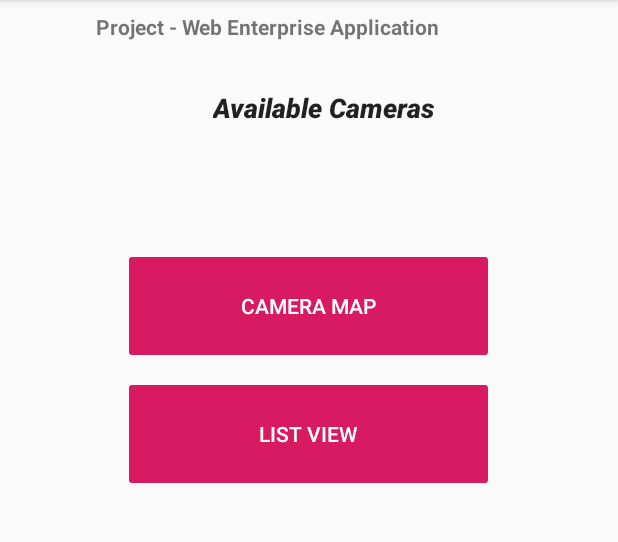
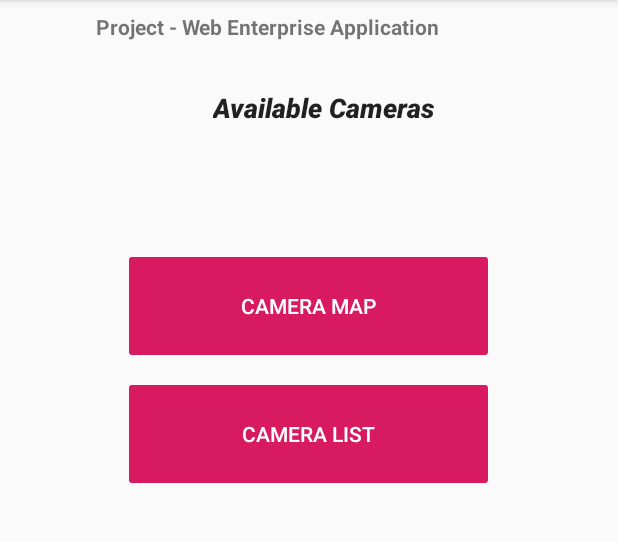
Before and after one commit to Jabberwaka/AndroidApp, an Android app: the screen it shows after launch (MainActivity), on a phone screen of 412 x 824 dp, the part 84-626 px from its top. Run offline under Robolectric (Android 15) with nearby library versions, the phone set to English and light mode, and no system bars.

Commit message:
Layout changed

```diff
--- a/app/src/main/java/com/example/tyler/trafficapp/MainActivity.java
+++ b/app/src/main/java/com/example/tyler/trafficapp/MainActivity.java
@@ -29,7 +29,7 @@ public class MainActivity extends AppCompatActivity {
 
        // Button button = findViewById(R.id.button);
        // Button button2 = findViewById(R.id.button6);
-        Button button3 = findViewById(R.id.button2);
+      //  Button button3 = findViewById(R.id.button2);
         Button MapButton = findViewById(R.id.buttonMap);
 
 
@@ -53,7 +53,7 @@ public class MainActivity extends AppCompatActivity {
             query = "SELECT COUNT(*) FROM Cameras;";
             rs = stmt.executeQuery(query);
             if(rs.next()){
-                button3.setText(rs.getString(1));
+               // button3.setText(rs.getString(1));
             }
 
              query = "SELECT cam_name FROM Traffic_Camera WHERE cam_id = 2;";
--- a/app/src/main/res/layout/activity_main.xml
+++ b/app/src/main/res/layout/activity_main.xml
@@ -52,7 +52,7 @@
         android:layout_marginEnd="8dp"
         android:onClick="viewCamList"
         android:stateListAnimator="@mipmap/ic_launcher_round"
-        android:text="List View" />
+        android:text="@string/List_View" />
 
 
 </LinearLayout>
--- a/app/src/main/res/values/strings.xml
+++ b/app/src/main/res/values/strings.xml
@@ -15,6 +15,7 @@
 
     <string name="buttonMap">Camera Map</string>
     <string name="textView3">Available Cameras</string>
+    <string name="List_View">Camera list</string>
 
     <string name="Project"> Project - Web Enterprise Application </string>
 
```
Also changed, not shown: app/src/main/java/com/example/tyler/trafficapp/CameraList.java (+7 -2 lines), 1 other file.
